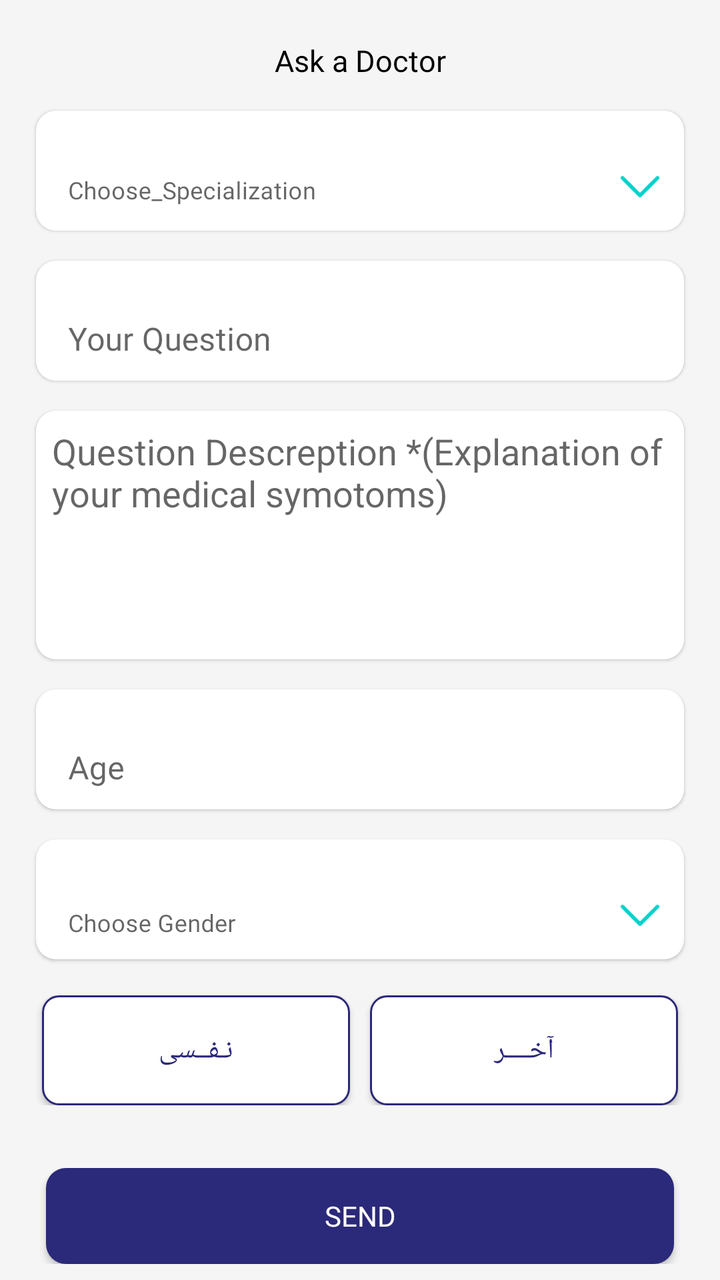
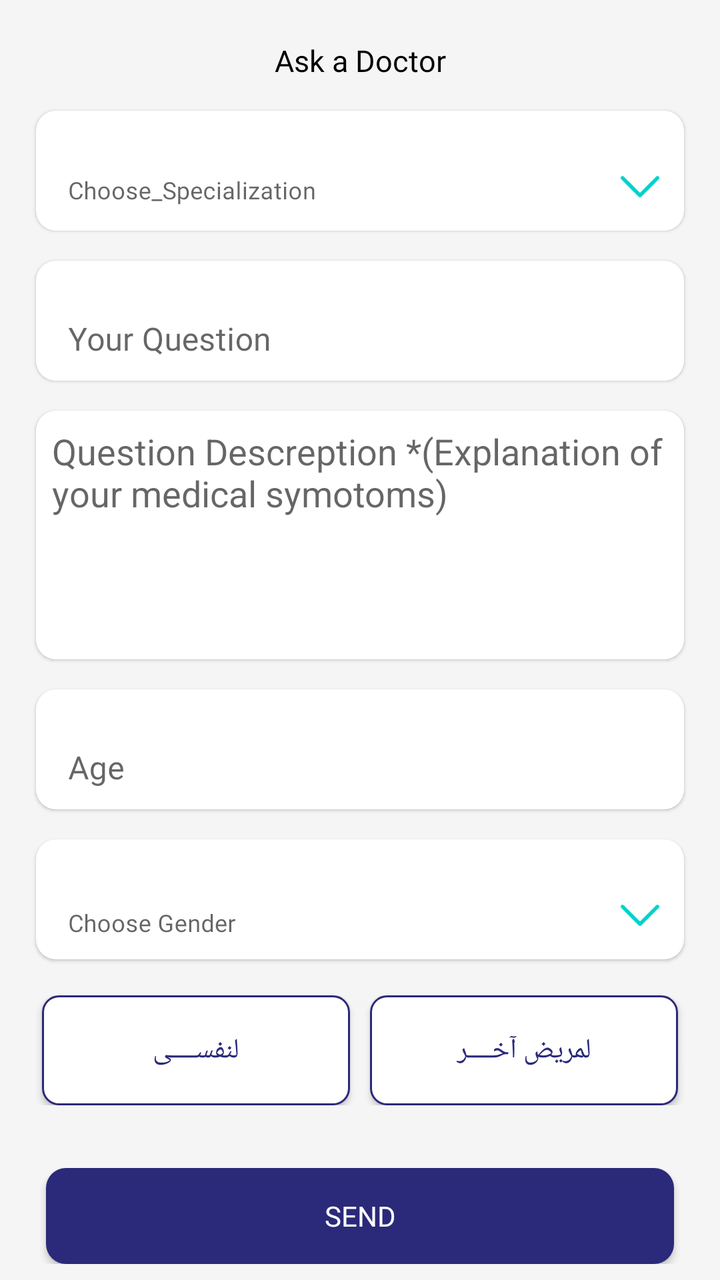

An Android layout rendered at two revisions. The XML below is the earlier revision; the diff shows what the commit changed to produce the second picture.
<!-- AndroidManifest.xml: application theme Theme.NewDesign -->
<!-- res/layout/ask_doctor_fragment.xml -->
<?xml version="1.0" encoding="utf-8"?>
<androidx.constraintlayout.widget.ConstraintLayout
        xmlns:android="http://schemas.android.com/apk/res/android"
        xmlns:tools="http://schemas.android.com/tools"
        android:layout_width="match_parent"
        android:layout_height="match_parent"
        android:background="@color/bg_color_gray"
        xmlns:app="http://schemas.android.com/apk/res-auto"
        tools:context=".fragment.askdoctor.AskDoctorFragment">


    <androidx.appcompat.widget.AppCompatTextView
            android:id="@+id/tv_askDoctor"
            android:layout_width="wrap_content"
            android:layout_height="wrap_content"
            android:layout_marginTop="20dp"
            android:fontFamily="@font/avenirltstd_black"
            android:text="@string/askdoctor"
            android:textColor="@color/black"
            android:textSize="15sp"
            app:layout_constraintStart_toStartOf="parent"
            app:layout_constraintEnd_toEndOf="parent"
            app:layout_constraintTop_toTopOf="parent"/>

    <androidx.core.widget.NestedScrollView
            android:id="@+id/all_layout"
            android:layout_width="match_parent"
            android:layout_height="0dp"
            app:layout_constraintBottom_toTopOf="@+id/layout"
            app:layout_constraintEnd_toEndOf="parent"
            app:layout_constraintStart_toStartOf="parent"
            app:layout_constraintTop_toBottomOf="@+id/tv_askDoctor">

        <androidx.constraintlayout.widget.ConstraintLayout
                android:layout_width="match_parent"
                android:layout_height="match_parent"
                android:padding="3dp"
        >
            <androidx.appcompat.widget.AppCompatButton
                    android:id="@+id/btn_layout_Choose_Specialization"
                    android:layout_width="0dp"
                    android:layout_height="0dp"
                    android:background="@android:color/transparent"
                    app:layout_constraintEnd_toEndOf="@+id/layout_Choose_Specialization"
                    app:layout_constraintStart_toStartOf="@+id/layout_Choose_Specialization"
                    app:layout_constraintTop_toTopOf="@+id/layout_Choose_Specialization"
                   app:layout_constraintBottom_toBottomOf="@+id/layout_Choose_Specialization"
            />

            <androidx.constraintlayout.widget.ConstraintLayout
                    android:id="@+id/layout_Choose_Specialization"
                    android:layout_width="match_parent"
                    android:layout_height="wrap_content"
                    android:layout_marginStart="15dp"
                    android:layout_marginTop="12dp"
                    android:layout_marginEnd="15dp"
                    android:background="@drawable/bg_edittext"
                    android:elevation="1dp"
                    app:layout_constraintEnd_toEndOf="parent"
                    app:layout_constraintStart_toStartOf="parent"
                    app:layout_constraintTop_toTopOf="parent"

            >

                <androidx.appcompat.widget.AppCompatImageView
                        android:id="@+id/iv_arrowdown"
                        android:layout_width="20dp"
                        android:layout_height="20dp"
                        android:layout_gravity="center_horizontal"
                        android:layout_marginEnd="12dp"
                        android:layout_marginBottom="12dp"
                        android:gravity="start"
                        android:src="@drawable/ic_arrowdwon"
                        app:layout_constraintBottom_toBottomOf="parent"
                        app:layout_constraintEnd_toEndOf="parent"/>

                <com.google.android.material.textfield.TextInputLayout
                        android:id="@+id/textinput_Specialization"
                        style="@style/Widget.MaterialComponents.TextInputLayout.OutlinedBox"
                        android:layout_width="match_parent"
                        android:layout_height="55dp"
                        android:layout_marginEnd="25dp"
                        android:layout_marginBottom="5dp"
                        android:hint="@string/choose_specialization"
                        android:paddingTop="2dp"
                        app:boxBackgroundColor="@color/white"
                        app:boxBackgroundMode="none"
                        app:layout_constraintBottom_toBottomOf="parent"
                        app:layout_constraintEnd_toEndOf="parent"
                        app:layout_constraintStart_toStartOf="parent"
                        app:layout_constraintTop_toTopOf="parent">

                    <com.google.android.material.textfield.TextInputEditText
                            android:id="@+id/et_Specialization"
                            android:layout_width="match_parent"
                            android:layout_height="55dp"
                            android:layout_gravity="center_horizontal"
                            android:fontFamily="@font/avenirltstd_roman"
                            android:inputType="text"
                            android:enabled="false"
                            android:textColor="@color/black"
                            android:textSize="12sp"/>

                </com.google.android.material.textfield.TextInputLayout>


            </androidx.constraintlayout.widget.ConstraintLayout>
            <androidx.appcompat.widget.AppCompatTextView
                    android:id="@+id/tv_specError"
                    android:layout_width="wrap_content"
                    android:layout_height="wrap_content"
                    android:layout_marginStart="15dp"
                    android:layout_marginTop="7dp"
                    android:layout_marginBottom="8dp"
                    android:fontFamily="@font/avenirltstd_roman"
                    android:gravity="center"
                    android:padding="2dp"
                    android:text="@string/required"
                    android:textColor="@color/red"
                    android:textSize="12sp"
                    android:visibility="gone"
                    app:layout_constraintBottom_toTopOf="@+id/textinput_Question"
                    app:layout_constraintStart_toStartOf="parent"
                    app:layout_constraintTop_toBottomOf="@+id/layout_Choose_Specialization"/>

            <com.google.android.material.textfield.TextInputLayout
                    android:id="@+id/textinput_Question"
                    style="@style/Widget.MaterialComponents.TextInputLayout.OutlinedBox"
                    android:layout_width="match_parent"
                    android:layout_height="60dp"
                    android:layout_margin="15dp"
                    android:background="@drawable/bg_edittext"
                    android:elevation="1dp"
                    android:paddingTop="2dp"
                    app:boxBackgroundMode="none"
                    app:layout_constraintEnd_toEndOf="parent"
                    app:layout_constraintStart_toStartOf="parent"
                    app:layout_constraintTop_toBottomOf="@+id/layout_Choose_Specialization">

                <com.google.android.material.textfield.TextInputEditText
                        android:id="@+id/et_Question"
                        android:layout_width="match_parent"
                        android:layout_height="60dp"
                        android:layout_gravity="center_horizontal"
                        android:fontFamily="@font/avenirltstd_roman"
                        android:gravity="start"
                        android:hint="@string/your_question"
                        android:imeOptions="actionNext"
                        android:importantForAutofill="no"
                        android:inputType="text"
                        android:textColor="@color/black"
                        android:textSize="16sp"/>

            </com.google.android.material.textfield.TextInputLayout>
            <androidx.appcompat.widget.AppCompatTextView
                    android:id="@+id/tv_questionError"
                    android:layout_width="wrap_content"
                    android:layout_height="wrap_content"
                    android:layout_marginStart="15dp"
                    android:layout_marginTop="7dp"
                    android:layout_marginBottom="8dp"
                    android:fontFamily="@font/avenirltstd_roman"
                    android:gravity="center"
                    android:padding="2dp"
                    android:text="@string/required"
                    android:textColor="@color/red"
                    android:textSize="12sp"
                    android:visibility="gone"
                    app:layout_constraintBottom_toTopOf="@+id/textinput_QuestionDetails"
                    app:layout_constraintStart_toStartOf="parent"
                    app:layout_constraintTop_toBottomOf="@+id/textinput_Question"/>

            
            
            
            
            
            
            
            
            
            
            
            
            

            <androidx.appcompat.widget.AppCompatEditText
                    android:id="@+id/textinput_QuestionDetails"
                    android:padding="8dp"
                    android:minLines="5"
                    android:singleLine="false"
                    android:lines="6"
                    android:scrollbars="vertical"
                    android:background="@drawable/bg_edittext"
                    android:layout_width="0dp"
                    android:layout_height="wrap_content"
                    android:layout_margin="15dp"
                    android:autofillHints=""
                    android:elevation="1dp"
                    android:importantForAutofill="no"
                    android:imeOptions="actionNext"
                    android:hint="@string/question_descreption_explanation_of_your_medical_symotoms"
                    android:gravity="start|top"
                    android:inputType="textMultiLine"
                    app:layout_constraintStart_toStartOf="parent"
                    app:layout_constraintEnd_toEndOf="parent"
                    app:layout_constraintTop_toBottomOf="@+id/textinput_Question"
            />
            <androidx.appcompat.widget.AppCompatTextView
                    android:id="@+id/tv_questionDetailsError"
                    android:layout_width="wrap_content"
                    android:layout_height="wrap_content"
                    android:layout_marginStart="15dp"
                    android:layout_marginTop="7dp"
                    android:layout_marginBottom="8dp"
                    android:fontFamily="@font/avenirltstd_roman"
                    android:gravity="center"
                    android:padding="2dp"
                    android:text="@string/required"
                    android:textColor="@color/red"
                    android:textSize="12sp"
                    android:visibility="gone"
                    app:layout_constraintBottom_toTopOf="@+id/textinput_Age"
                    app:layout_constraintStart_toStartOf="parent"
                    app:layout_constraintTop_toBottomOf="@+id/textinput_QuestionDetails"/>

            

            
            
            
            
            
            
            
            
            
            
            
            
            
            
            
            
            
            
            
            
            


            <com.google.android.material.textfield.TextInputLayout
                    android:id="@+id/textinput_Age"
                    style="@style/Widget.MaterialComponents.TextInputLayout.OutlinedBox"
                    android:layout_width="match_parent"
                    android:layout_height="60dp"
                    android:layout_margin="15dp"
                    android:background="@drawable/bg_edittext"
                    android:elevation="1dp"
                    android:paddingTop="2dp"
                    app:boxBackgroundMode="none"
                    app:layout_constraintEnd_toEndOf="parent"
                    app:layout_constraintStart_toStartOf="parent"
                    app:layout_constraintTop_toBottomOf="@+id/textinput_QuestionDetails">

                <com.google.android.material.textfield.TextInputEditText
                        android:id="@+id/et_Age"
                        android:layout_width="match_parent"
                        android:layout_height="60dp"
                        android:layout_gravity="center_horizontal"
                        android:fontFamily="@font/avenirltstd_roman"
                        android:gravity="start"
                        android:hint="@string/age"
                        android:imeOptions="actionNext"
                        android:importantForAutofill="no"
                        android:inputType="number"
                        android:textColor="@color/black"
                        android:textSize="16sp"/>

            </com.google.android.material.textfield.TextInputLayout>
            <androidx.appcompat.widget.AppCompatTextView
                    android:id="@+id/tv_ageError"
                    android:layout_width="wrap_content"
                    android:layout_height="wrap_content"
                    android:layout_marginStart="15dp"
                    android:layout_marginTop="7dp"
                    android:layout_marginBottom="8dp"
                    android:fontFamily="@font/avenirltstd_roman"
                    android:gravity="center"
                    android:padding="2dp"
                    android:text="@string/required"
                    android:textColor="@color/red"
                    android:textSize="12sp"
                    android:visibility="gone"
                    app:layout_constraintBottom_toTopOf="@+id/layout_Choose_Gender"
                    app:layout_constraintStart_toStartOf="parent"
                    app:layout_constraintTop_toBottomOf="@+id/textinput_Age"/>
            <androidx.constraintlayout.widget.ConstraintLayout
                    android:id="@+id/layout_Choose_Gender"
                    android:layout_width="match_parent"
                    android:layout_height="wrap_content"
                    android:layout_marginStart="15dp"
                    android:layout_marginTop="15dp"
                    android:layout_marginEnd="15dp"
                    android:layout_marginBottom="10dp"
                    android:background="@drawable/bg_edittext"
                    android:elevation="1dp"
                    app:layout_constraintEnd_toEndOf="parent"
                    app:layout_constraintStart_toStartOf="parent"
                    app:layout_constraintTop_toBottomOf="@+id/textinput_Age">

                <androidx.appcompat.widget.AppCompatImageView
                        android:id="@+id/iv_arrowdownChoose_Gender"
                        android:layout_width="20dp"
                        android:layout_height="20dp"
                        android:layout_gravity="center_horizontal"
                        android:layout_marginEnd="12dp"
                        android:layout_marginBottom="12dp"
                        android:gravity="start"
                        android:src="@drawable/ic_arrowdwon"
                        app:layout_constraintBottom_toBottomOf="parent"
                        app:layout_constraintEnd_toEndOf="parent"/>

                <com.google.android.material.textfield.TextInputLayout
                        android:id="@+id/textinput_Choose_Gender"
                        style="@style/Widget.MaterialComponents.TextInputLayout.OutlinedBox"
                        android:layout_width="match_parent"
                        android:layout_height="55dp"
                        android:layout_marginEnd="25dp"
                        android:layout_marginBottom="5dp"
                        android:hint="@string/choose_gender"
                        android:paddingTop="4dp"
                        app:boxBackgroundColor="@color/white"
                        app:boxBackgroundMode="none"
                        app:layout_constraintBottom_toBottomOf="parent"
                        app:layout_constraintEnd_toEndOf="parent"
                        app:layout_constraintStart_toStartOf="parent"
                        app:layout_constraintTop_toTopOf="parent">

                    <com.google.android.material.textfield.TextInputEditText
                            android:id="@+id/et_Choose_Gender"
                            android:layout_width="match_parent"
                            android:layout_height="55dp"
                            android:layout_gravity="center_horizontal"
                            android:fontFamily="@font/avenirltstd_roman"
                            android:inputType="text"
                            android:enabled="false"
                            android:textColor="@color/black"
                            android:textSize="12sp"/>

                </com.google.android.material.textfield.TextInputLayout>

            </androidx.constraintlayout.widget.ConstraintLayout>
            <androidx.appcompat.widget.AppCompatButton
                    android:id="@+id/btn_layout_Choose_Gender"
                    android:layout_width="0dp"
                    android:layout_height="0dp"
                    android:background="@android:color/transparent"
                    app:layout_constraintEnd_toEndOf="@+id/layout_Choose_Gender"
                    app:layout_constraintStart_toStartOf="@+id/layout_Choose_Gender"
                    app:layout_constraintTop_toTopOf="@+id/layout_Choose_Gender"
                    app:layout_constraintBottom_toBottomOf="@+id/layout_Choose_Gender"
            />
            <androidx.appcompat.widget.AppCompatTextView
                    android:id="@+id/tv_genderError"
                    android:layout_width="wrap_content"
                    android:layout_height="wrap_content"
                    android:layout_marginStart="15dp"
                    android:layout_marginTop="7dp"
                    android:layout_marginBottom="8dp"
                    android:fontFamily="@font/avenirltstd_roman"
                    android:gravity="center"
                    android:padding="2dp"
                    android:text="@string/required"
                    android:textColor="@color/red"
                    android:textSize="12sp"
                    android:visibility="gone"
                    app:layout_constraintBottom_toTopOf="@+id/layout_patient"
                    app:layout_constraintStart_toStartOf="parent"
                    app:layout_constraintTop_toBottomOf="@+id/layout_Choose_Gender"/>
            <androidx.constraintlayout.widget.ConstraintLayout
                    android:id="@+id/layout_patient"
                    android:layout_width="match_parent"
                    android:layout_height="wrap_content"
                    android:layout_marginTop="15dp"
                    android:layout_marginBottom="15dp"
                    android:padding="3dp"
                    app:layout_constraintBottom_toBottomOf="parent"
                    app:layout_constraintEnd_toEndOf="parent"
                    app:layout_constraintStart_toStartOf="parent"
                    app:layout_constraintTop_toBottomOf="@+id/layout_Choose_Gender">

                <androidx.appcompat.widget.AppCompatButton
                        android:id="@+id/btn_me"
                        android:layout_width="0dp"
                        android:layout_height="55dp"
                        android:layout_marginStart="15dp"
                        android:background="@drawable/btn_sellector"
                        android:fontFamily="@font/avenirltstd_roman"
                        android:text="نـفــسى"
                        android:textColor="@color/blue"
                        android:textSize="14sp"
                        app:layout_constraintBottom_toBottomOf="parent"
                        app:layout_constraintEnd_toStartOf="@+id/btn_other"
                        app:layout_constraintStart_toStartOf="parent"
                        app:layout_constraintTop_toTopOf="parent"/>

                <androidx.appcompat.widget.AppCompatButton
                        android:id="@+id/btn_other"
                        android:layout_width="0dp"
                        android:layout_height="55dp"
                        android:layout_marginStart="10dp"
                        android:layout_marginEnd="15dp"
                        android:background="@drawable/btn_sellector"
                        android:fontFamily="@font/avenirltstd_roman"
                        android:text="آخــــر"
                        android:textColor="@color/blue"
                        android:textSize="14sp"
                        app:layout_constraintBottom_toBottomOf="parent"
                        app:layout_constraintEnd_toEndOf="parent"
                        app:layout_constraintStart_toEndOf="@+id/btn_me"
                        app:layout_constraintTop_toTopOf="parent"/>


            </androidx.constraintlayout.widget.ConstraintLayout>

            <androidx.appcompat.widget.AppCompatTextView
                    android:id="@+id/tv_patientError"
                    android:layout_width="wrap_content"
                    android:layout_height="wrap_content"
                    android:layout_marginStart="15dp"
                    android:layout_marginTop="7dp"
                    android:layout_marginBottom="8dp"
                    android:fontFamily="@font/avenirltstd_roman"
                    android:gravity="center"
                    android:padding="2dp"
                    android:text="@string/required"
                    android:textColor="@color/red"
                    android:textSize="12sp"
                    android:visibility="gone"
                    app:layout_constraintBottom_toBottomOf="parent"
                    app:layout_constraintStart_toStartOf="parent"
                    app:layout_constraintTop_toBottomOf="@+id/layout_patient"/>


        </androidx.constraintlayout.widget.ConstraintLayout>


    </androidx.core.widget.NestedScrollView>

    <androidx.constraintlayout.widget.ConstraintLayout
            android:id="@+id/layout"
            android:layout_width="match_parent"
            android:layout_height="wrap_content"
            app:layout_constraintEnd_toEndOf="parent"
            app:layout_constraintStart_toStartOf="parent"
            app:layout_constraintBottom_toBottomOf="parent"
            app:layout_constraintTop_toBottomOf="@+id/all_layout"
            app:layout_constraintWidth_percent=".9"
            android:padding="8dp"
    >
        <androidx.appcompat.widget.AppCompatButton
                android:id="@+id/btn_send"
                android:layout_width="0dp"
                android:layout_height="wrap_content"
                android:background="@drawable/bg_chooselang_button"
                android:fontFamily="@font/avenirltstd_black"
                android:padding="5dp"
                android:text="@string/send"
                android:textColor="@color/white"
                android:textSize="14sp"
                android:layout_marginStart="15dp"
                android:layout_marginEnd="15dp"
                app:layout_constraintEnd_toEndOf="parent"
                app:layout_constraintStart_toStartOf="parent"
                app:layout_constraintTop_toTopOf="parent"

        />
    </androidx.constraintlayout.widget.ConstraintLayout>
    <ProgressBar
            android:id="@+id/progress_barInfo"
            android:layout_width="35dp"
            android:layout_height="35dp"
            android:visibility="gone"
            android:indeterminateTint="@color/white"
            app:layout_constraintBottom_toBottomOf="@+id/layout"
            app:layout_constraintEnd_toEndOf="@+id/layout"
            app:layout_constraintStart_toStartOf="@+id/layout"
            app:layout_constraintTop_toTopOf="@+id/layout"/>
</androidx.constraintlayout.widget.ConstraintLayout>
<!-- resources referenced by this layout -->
<resources>
  <color name="bg_color_gray">#F5F5F5</color>
  <color name="black">#FF000000</color>
  <color name="blue">#2B2979</color>
  <color name="red">#F60707</color>
  <color name="white">#FFFFFFFF</color>
  <!-- drawable bg_chooselang_button (drawable) -->
  <?xml version="1.0" encoding="utf-8"?>
  <shape xmlns:android="http://schemas.android.com/apk/res/android"
      android:shape="rectangle"
      >
  
      <corners android:radius="10dp"/>
      <solid android:color="@color/blue"/>
  
  
  </shape>
  <!-- drawable bg_edittext (drawable) -->
  <?xml version="1.0" encoding="utf-8"?>
  <shape xmlns:android="http://schemas.android.com/apk/res/android"
      android:shape="rectangle"
      >
  
      <solid android:color="@color/white"/>
      <corners android:radius="10dp"/>
  </shape>
  <!-- drawable btn_sellector (drawable) -->
  <?xml version="1.0" encoding="utf-8"?>
  <selector xmlns:android="http://schemas.android.com/apk/res/android">
  
      <item android:state_pressed="true">
          <shape android:shape="rectangle">
              <solid android:color="@color/move"/>
              <corners android:radius="8dp"/>
              <stroke android:width="1dp" android:color="@color/blue"/>
          </shape>
  
      </item>
  
      <item android:state_focused="true">
          <shape android:shape="rectangle">
              <solid android:color="@color/move"/>
              <corners android:radius="8dp"/>
              <stroke android:width="1dp" android:color="@color/blue"/>
          </shape>
  
      </item>
  
      <item>
          <shape android:shape="rectangle">
              <solid android:color="@color/white"/>
              <corners android:radius="8dp"/>
              <stroke android:width="1dp" android:color="@color/blue"/>
          </shape>
  
      </item>
  
  
  
  
  
  
  
  
  
  
  </selector>
  <!-- drawable ic_arrowdwon (drawable) -->
  <vector xmlns:android="http://schemas.android.com/apk/res/android"
      android:width="16dp"
      android:height="10dp"
      android:viewportWidth="16"
      android:viewportHeight="10">
    <path
        android:pathData="M0.47,0.97C0.736,0.703 1.153,0.679 1.446,0.897L1.53,0.97L8,7.439L14.47,0.97C14.736,0.703 15.153,0.679 15.446,0.897L15.53,0.97C15.797,1.236 15.821,1.653 15.603,1.946L15.53,2.03L8.53,9.03C8.264,9.297 7.847,9.321 7.554,9.103L7.47,9.03L0.47,2.03C0.177,1.737 0.177,1.263 0.47,0.97Z"
        android:fillColor="#00D2CB"/>
  </vector>
  <string name="age">Age</string>
  <string name="askdoctor">Ask a Doctor</string>
  <string name="choose_gender">Choose Gender</string>
  <string name="choose_specialization">Choose_Specialization</string>
  <string name="question_descreption_explanation_of_your_medical_symotoms">Question Descreption *(Explanation of your
          medical symotoms)
      </string>
  <string name="required">" required *"</string>
  <string name="send">Send</string>
  <string name="your_question">Your Question</string>
  <style name="Theme.NewDesign" parent="Theme.MaterialComponents.Light.NoActionBar">
          
          <item name="colorPrimary">@color/purple_500</item>
          <item name="colorPrimaryVariant">@color/purple_700</item>
          <item name="colorOnPrimary">@color/white</item>
          
          <item name="colorSecondary">#0639BA</item>
          <item name="colorSecondaryVariant">@color/teal_700</item>
          <item name="colorOnSecondary">@color/black</item>
          
          <item name="android:statusBarColor">?attr/colorPrimaryVariant</item>
          
      </style>
  <color name="move">#E8E8FD</color>
  <color name="purple_500">#FF6200EE</color>
  <color name="purple_700">#FF3700B3</color>
  <color name="teal_700">#FF018786</color>
</resources>

<!-- the commit's change to res/layout/ask_doctor_fragment.xml (unified diff, before → after) -->
@@ -397,7 +397,7 @@
                         android:layout_marginStart="15dp"
                         android:background="@drawable/btn_sellector"
                         android:fontFamily="@font/avenirltstd_roman"
-                        android:text="نـفــسى"
+                        android:text="لنفســــى"
                         android:textColor="@color/blue"
                         android:textSize="14sp"
                         app:layout_constraintBottom_toBottomOf="parent"
@@ -413,7 +413,7 @@
                         android:layout_marginEnd="15dp"
                         android:background="@drawable/btn_sellector"
                         android:fontFamily="@font/avenirltstd_roman"
-                        android:text="آخــــر"
+                        android:text="لمريض آخــــر"
                         android:textColor="@color/blue"
                         android:textSize="14sp"
                         app:layout_constraintBottom_toBottomOf="parent"
